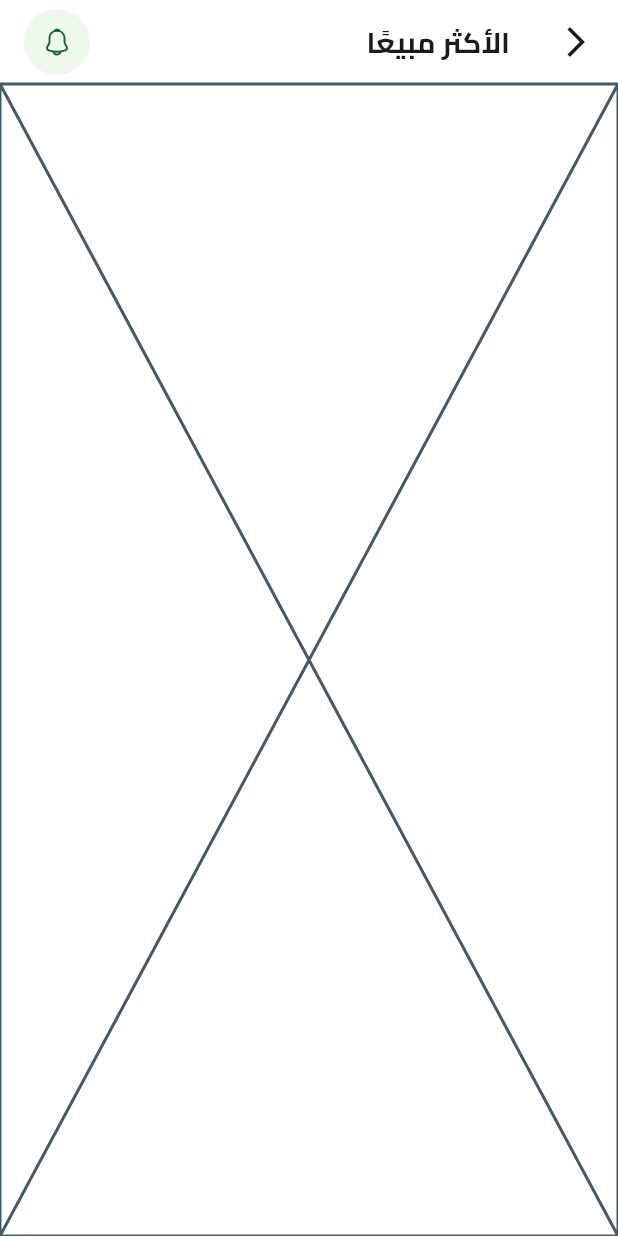
After one commit to seifmoustafa/Fruit-Hub, a Flutter app: the HomeView screen opened by its route, after a tap on "المزيد", on a phone screen of 412 x 824 dp. The commit adds this screen. Run offline on Flutter 3.47's test engine with Material 3 defaults, Android fonts, the phone set to English and light mode, and no system bars; our stand-ins replace bloc, cloud_firestore, dartz, dots_indicator, firebase_auth, firebase_core and 9 more; missing offline and left inert: animated_snack_bar, flutter_facebook_auth; accounts and stored records are empty.

Commit message:
Add BestSellingView and related components; refactor app bar and navigation for better structure

```diff
--- a/lib/core/helper_functions/on_generate_routes.dart
+++ b/lib/core/helper_functions/on_generate_routes.dart
@@ -4,6 +4,7 @@ import 'package:fruit_hub/features/auth/presentation/views/signin_view.dart';
 import 'package:fruit_hub/features/auth/presentation/views/signup_view.dart';
 import 'package:fruit_hub/features/splash/presentation/views/splash_view.dart';
 import 'package:fruit_hub/features/on_boarding/presentation/views/on_boarding_view.dart';
+import 'package:fruit_hub/features/best_selling_fruits/presentation/views/best_selling_view.dart';
 
 Route<dynamic> onGenerateRoute(RouteSettings settings) {
   switch (settings.name) {
@@ -15,8 +16,10 @@ Route<dynamic> onGenerateRoute(RouteSettings settings) {
       return MaterialPageRoute(builder: (context) => const SigninView());
     case SignupView.routeName:
       return MaterialPageRoute(builder: (context) => const SignupView());
-      case HomeView.routeName:
+    case HomeView.routeName:
       return MaterialPageRoute(builder: (context) => const HomeView());
+    case BestSellingView.routeName:
+      return MaterialPageRoute(builder: (context) => const BestSellingView());
     default:
       return MaterialPageRoute(builder: (context) => const Scaffold());
   }
--- /dev/null
+++ b/lib/core/widgets/build_app_bar.dart
@@ -0,0 +1,28 @@
+import 'package:flutter/material.dart';
+import 'package:fruit_hub/core/utils/app_text_styles.dart';
+import 'package:fruit_hub/core/widgets/notification_widget.dart';
+
+AppBar buildAppBar(context, {required String title}) {
+  return AppBar(
+    leading: GestureDetector(
+        onTap: () {
+          Navigator.pop(context);
+        },
+        child: const Icon(
+          Icons.arrow_back_ios_new,
+        )),
+    actions: const [
+      Padding(
+        padding: EdgeInsets.symmetric(horizontal: 16.0),
+        child: NotificationWidget(),
+      )
+    ],
+    backgroundColor: Colors.transparent,
+    elevation: 0,
+    title: Text(
+      title,
+      textAlign: TextAlign.center,
+      style: TextStyles.bold19,
+    ),
+  );
+}
--- a/lib/core/widgets/custom_app_bar.dart
+++ b/lib/core/widgets/custom_app_bar.dart
@@ -1,7 +1,7 @@
 import 'package:flutter/material.dart';
 import 'package:fruit_hub/core/utils/app_text_styles.dart';
 
-AppBar buildAppBar(context, {required String title}) {
+AppBar customAppBar(context, {required String title}) {
   return AppBar(
     backgroundColor: Colors.white,
     leading: GestureDetector(
--- /dev/null
+++ b/lib/core/widgets/notification_widget.dart
@@ -0,0 +1,21 @@
+import 'package:flutter_svg/svg.dart';
+import 'package:flutter/material.dart';
+import 'package:fruit_hub/core/utils/app_images.dart';
+
+class NotificationWidget extends StatelessWidget {
+  const NotificationWidget({
+    super.key,
+  });
+
+  @override
+  Widget build(BuildContext context) {
+    return Container(
+      padding: const EdgeInsets.all(12),
+      decoration: const ShapeDecoration(
+        color: Color(0xFFEEF8ED),
+        shape: OvalBorder(),
+      ),
+      child: SvgPicture.asset(Assets.imagesNotification),
+    );
+  }
+}
--- a/lib/features/auth/presentation/views/signin_view.dart
+++ b/lib/features/auth/presentation/views/signin_view.dart
@@ -14,7 +14,7 @@ class SigninView extends StatelessWidget {
     return BlocProvider(
       create: (context) => SigninCubit(getIt.get<AuthRepo>()),
       child: Scaffold(
-        appBar: buildAppBar(context, title: 'تسجيل الدخول'),
+        appBar: customAppBar(context, title: 'تسجيل الدخول'),
         body: const SigninViewBodyBlocConsumer(),
       ),
     );
--- a/lib/features/auth/presentation/views/signup_view.dart
+++ b/lib/features/auth/presentation/views/signup_view.dart
@@ -17,7 +17,7 @@ class SignupView extends StatelessWidget {
         getIt<AuthRepo>(),
       ),
       child: Scaffold(
-        appBar: buildAppBar(context, title: 'حساب جديد'),
+        appBar: customAppBar(context, title: 'حساب جديد'),
         body: const SignupViewBodyBlocConsumer(),
       ),
     );
--- /dev/null
+++ b/lib/features/best_selling_fruits/presentation/views/best_selling_view.dart
@@ -0,0 +1,15 @@
+import 'package:flutter/material.dart';
+import 'package:fruit_hub/core/widgets/build_app_bar.dart';
+import 'package:fruit_hub/features/best_selling_fruits/presentation/views/widgets/best_selling_view_body.dart';
+
+class BestSellingView extends StatelessWidget {
+  const BestSellingView({super.key});
+  static const routeName = 'best-sellings';
+  @override
+  Widget build(BuildContext context) {
+    return Scaffold(
+      appBar: buildAppBar(context, title: 'الأكثر مبيعًا'),
+      body: const BestSellingViewBody(),
+    );
+  }
+}
--- /dev/null
+++ b/lib/features/best_selling_fruits/presentation/views/widgets/best_selling_view_body.dart
@@ -0,0 +1,10 @@
+import 'package:flutter/material.dart';
+
+class BestSellingViewBody extends StatelessWidget {
+  const BestSellingViewBody({super.key});
+
+  @override
+  Widget build(BuildContext context) {
+    return const Placeholder();
+  }
+}
--- a/lib/features/home/presentation/views/widgets/best_selling_header.dart
+++ b/lib/features/home/presentation/views/widgets/best_selling_header.dart
@@ -1,5 +1,6 @@
 import 'package:flutter/material.dart';
 import 'package:fruit_hub/core/utils/app_text_styles.dart';
+import 'package:fruit_hub/features/best_selling_fruits/presentation/views/best_selling_view.dart';
 
 class BestSellingHeader extends StatelessWidget {
   const BestSellingHeader({super.key});
@@ -13,10 +14,15 @@ class BestSellingHeader extends StatelessWidget {
           style: TextStyles.bold16,
         ),
         const Spacer(),
-        Text('المزيد',
-            textAlign: TextAlign.center,
-            style:
-                TextStyles.regular13.copyWith(color: const Color(0xFF949D9E)))
+        GestureDetector(
+          onTap: () {
+            Navigator.pushNamed(context, BestSellingView.routeName);
+          },
+          child: Text('المزيد',
+              textAlign: TextAlign.center,
+              style: TextStyles.regular13
+                  .copyWith(color: const Color(0xFF949D9E))),
+        )
       ],
     );
   }
--- a/lib/features/home/presentation/views/widgets/custom_home_app_bar.dart
+++ b/lib/features/home/presentation/views/widgets/custom_home_app_bar.dart
@@ -1,7 +1,7 @@
 import 'package:flutter/material.dart';
-import 'package:flutter_svg/flutter_svg.dart';
 import 'package:fruit_hub/core/utils/app_images.dart';
 import 'package:fruit_hub/core/utils/app_text_styles.dart';
+import 'package:fruit_hub/core/widgets/notification_widget.dart';
 
 class CustomHomeAppBar extends StatelessWidget {
   const CustomHomeAppBar({super.key});
@@ -9,14 +9,7 @@ class CustomHomeAppBar extends StatelessWidget {
   @override
   Widget build(BuildContext context) {
     return ListTile(
-        trailing: Container(
-          padding: const EdgeInsets.all(12),
-          decoration: const ShapeDecoration(
-            color: Color(0xFFEEF8ED),
-            shape: OvalBorder(),
-          ),
-          child: SvgPicture.asset(Assets.imagesNotification),
-        ),
+        trailing: const NotificationWidget(),
         leading: Image.asset(Assets.imagesProfileImage),
         title: Text(
           'صباح الخير !..',
```
